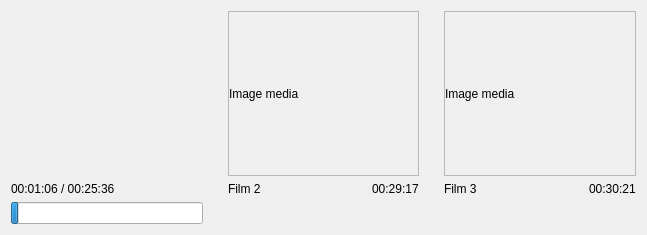
This is src/previewwidget.ui in cinemaouvert/OPP as Qt 5 draws it before an edit. The edited form follows.
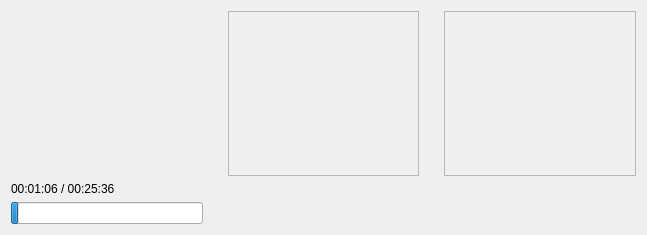
This is the edited form. Custom widgets are drawn as their Qt base class.

```diff
--- a/src/previewwidget.ui
+++ b/src/previewwidget.ui
@@ -47,7 +47,7 @@
         </sizepolicy>
        </property>
        <property name="text">
-        <string>Film 2</string>
+        <string/>
        </property>
       </widget>
      </item>
@@ -60,7 +60,7 @@
         </sizepolicy>
        </property>
        <property name="text">
-        <string>00:29:17</string>
+        <string/>
        </property>
       </widget>
      </item>
@@ -93,7 +93,7 @@
         </sizepolicy>
        </property>
        <property name="text">
-        <string>Film 3</string>
+        <string/>
        </property>
       </widget>
      </item>
@@ -106,7 +106,7 @@
         </sizepolicy>
        </property>
        <property name="text">
-        <string>00:30:21</string>
+        <string/>
        </property>
       </widget>
      </item>
@@ -139,7 +139,7 @@
          </size>
         </property>
         <property name="text">
-         <string>Image media</string>
+         <string/>
         </property>
         <property name="scaledContents">
          <bool>true</bool>
@@ -170,7 +170,7 @@
          </size>
         </property>
         <property name="text">
-         <string>Image media</string>
+         <string/>
         </property>
         <property name="scaledContents">
          <bool>true</bool>
```
